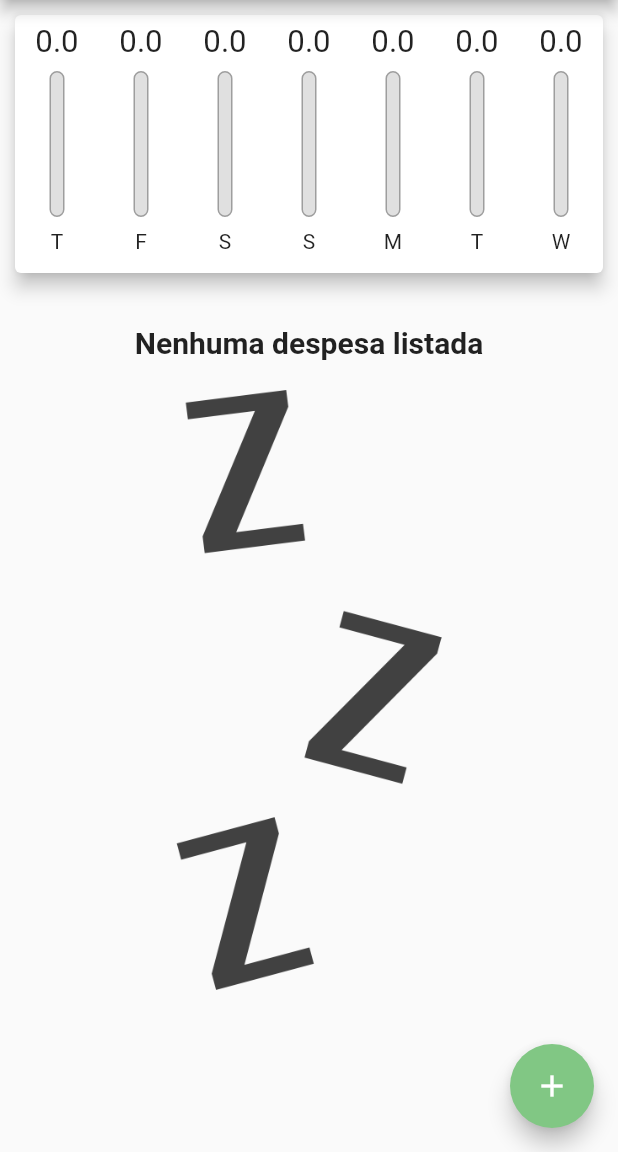
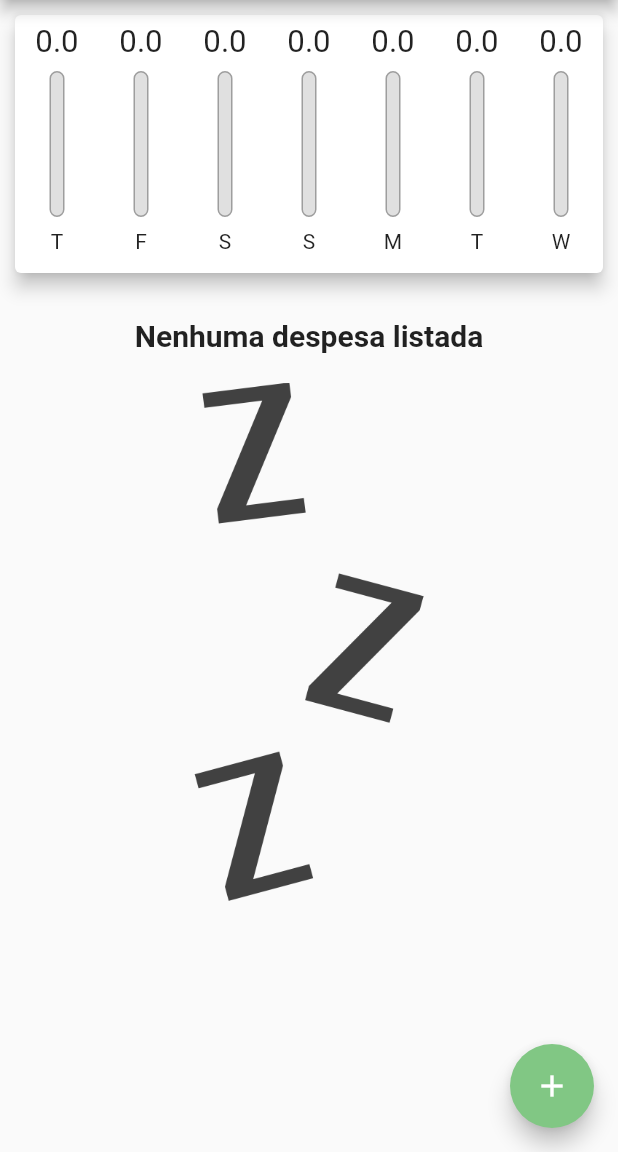
Before and after one commit to kiszewski/ExpensesApp, a Flutter app: the screen it shows after launch, on a phone screen of 412 x 824 dp, the part 84-1236 px from its top. Run offline on Flutter 3.47's test engine with Material 2 defaults, Android fonts, the phone set to English and light mode, and no system bars.

Commit message:
adaptações visuais no modo paisagem

```diff
--- a/lib/components/transaction_list.dart
+++ b/lib/components/transaction_list.dart
@@ -12,23 +12,25 @@ class TransactionList extends StatelessWidget {
   @override
   Widget build(BuildContext context) {
     return transactions.isEmpty
-        ? Column(
+        ? LayoutBuilder(builder: (ctx, constraints) {
+            return Column(
               children: <Widget>[
-              SizedBox(height: 25),
+                SizedBox(height: 20),
                 Text(
                   'Nenhuma despesa listada',
                   style: TextStyle(fontWeight: FontWeight.w600, fontSize: 20),
                 ),
                 SizedBox(height: 20),
                 Container(
-                height: 400,
+                  height: constraints.maxHeight * 0.6,
                   child: Image.asset(
                     'assets/images/waiting.png',
                     fit: BoxFit.cover,
                   ),
                 )
               ],
-          )
+            );
+          })
         : ListView.builder(
             itemCount: transactions.length,
             itemBuilder: (ctx, index) {
--- a/lib/main.dart
+++ b/lib/main.dart
@@ -38,6 +38,8 @@ class MyHomePage extends StatefulWidget {
 
 class _MyHomePageState extends State<MyHomePage> {
   final List<Transaction> _transactions = [];
+  bool _isLandscape = false;
+  bool _showChart = false;
 
   List<Transaction> get _recentTransactions {
     return _transactions.where((tr) {
@@ -68,22 +70,35 @@ class _MyHomePageState extends State<MyHomePage> {
     });
   }
 
+  _switchChartList() {
+    setState(() {
+      _showChart = !_showChart;
+    });
+  }
+
   @override
   Widget build(BuildContext context) {
+    _isLandscape = MediaQuery.of(context).orientation == Orientation.landscape;
+
     final appBar = AppBar(
       title: Text(
         'Despesas Pessoais',
-        style: TextStyle(
-          fontSize: 25 * MediaQuery.of(context).textScaleFactor
-        ),
+        style: TextStyle(fontSize: 25 * MediaQuery.of(context).textScaleFactor),
       ),
+      leading: _isLandscape
+          ? IconButton(
+              icon: _showChart ? Icon(Icons.format_list_bulleted) : Icon(Icons.insert_chart),
+              onPressed: _switchChartList,
+            )
+          : null,
       centerTitle: true,
       actions: <Widget>[
         IconButton(
             icon: Icon(Icons.add),
-            onPressed: () => _showTransactionModal(context))
+            onPressed: () => _showTransactionModal(context)),
       ],
     );
+
     final availableHeight = MediaQuery.of(context).size.height -
         appBar.preferredSize.height -
         MediaQuery.of(context).padding.top;
@@ -95,11 +110,13 @@ class _MyHomePageState extends State<MyHomePage> {
           crossAxisAlignment: CrossAxisAlignment.stretch,
           mainAxisAlignment: MainAxisAlignment.start,
           children: <Widget>[
+            if(!_isLandscape || _showChart)
             Container(
-                height: availableHeight * 0.25,
+                height: _isLandscape ? availableHeight * 0.5 : availableHeight * 0.25,
                 child: Chart(recentTransactions: _recentTransactions)),
+            if(!_isLandscape || !_showChart)
             Container(
-                height: availableHeight * 0.75,
+                height: _isLandscape ? availableHeight * 0.8 : availableHeight * 0.75,
                 child: TransactionList(_transactions, _deleteTransaction)),
           ],
         ),
```
Lines whose indentation alone changed are shown as unchanged.
